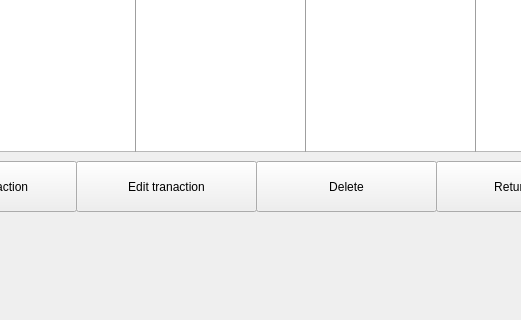
Above: Main_window.ui from Syrkery/cost_accounting_system before the change; both pictures show x 244 to 765 and y 379 to 699 of the 1037 by 699 pixel window. Below: the same form after it.
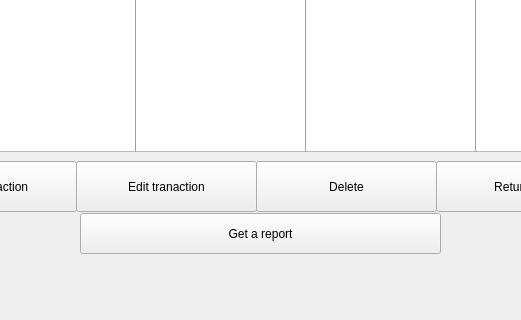
That is the form after the change.

Commit message: добавил кнопку для перехода в окно получения отчётов

```diff
--- a/Main_window.ui
+++ b/Main_window.ui
@@ -386,6 +386,19 @@
      </rect>
     </property>
    </widget>
+   <widget class="QPushButton" name="pushButton">
+    <property name="geometry">
+     <rect>
+      <x>324</x>
+      <y>592</y>
+      <width>361</width>
+      <height>41</height>
+     </rect>
+    </property>
+    <property name="text">
+     <string>Get a report</string>
+    </property>
+   </widget>
    <zorder>line_7</zorder>
    <zorder>DESCRIPTION</zorder>
    <zorder>TYPE</zorder>
```
Left out of the diff: 9 changed lines with no effect on the pictures.
